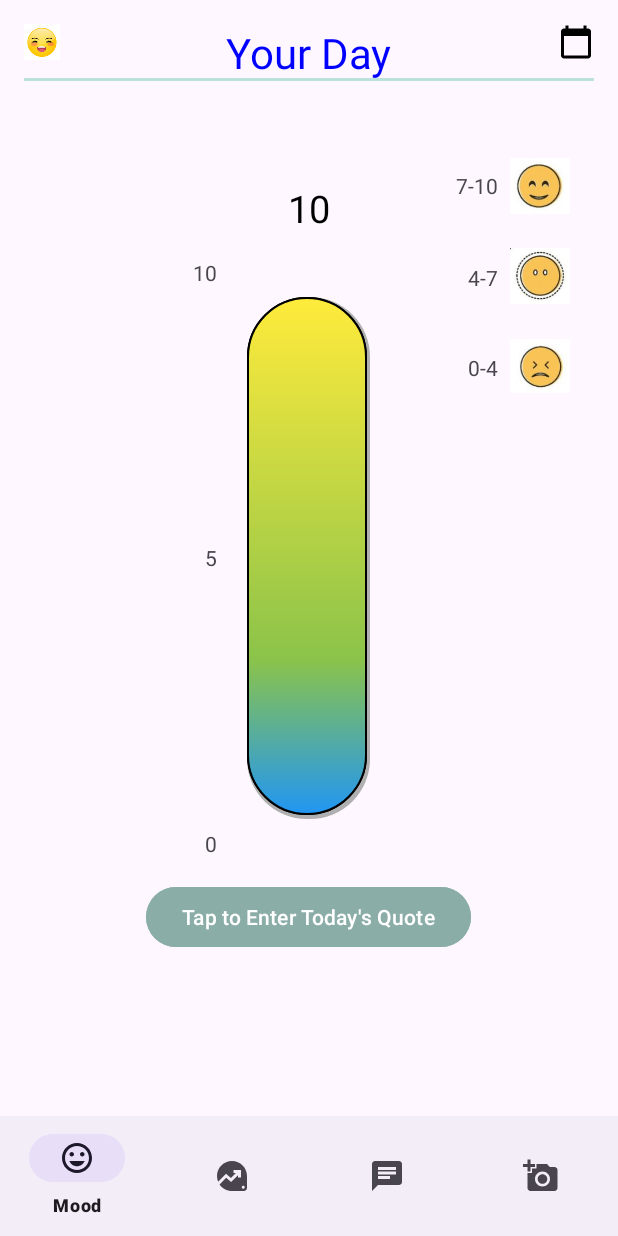
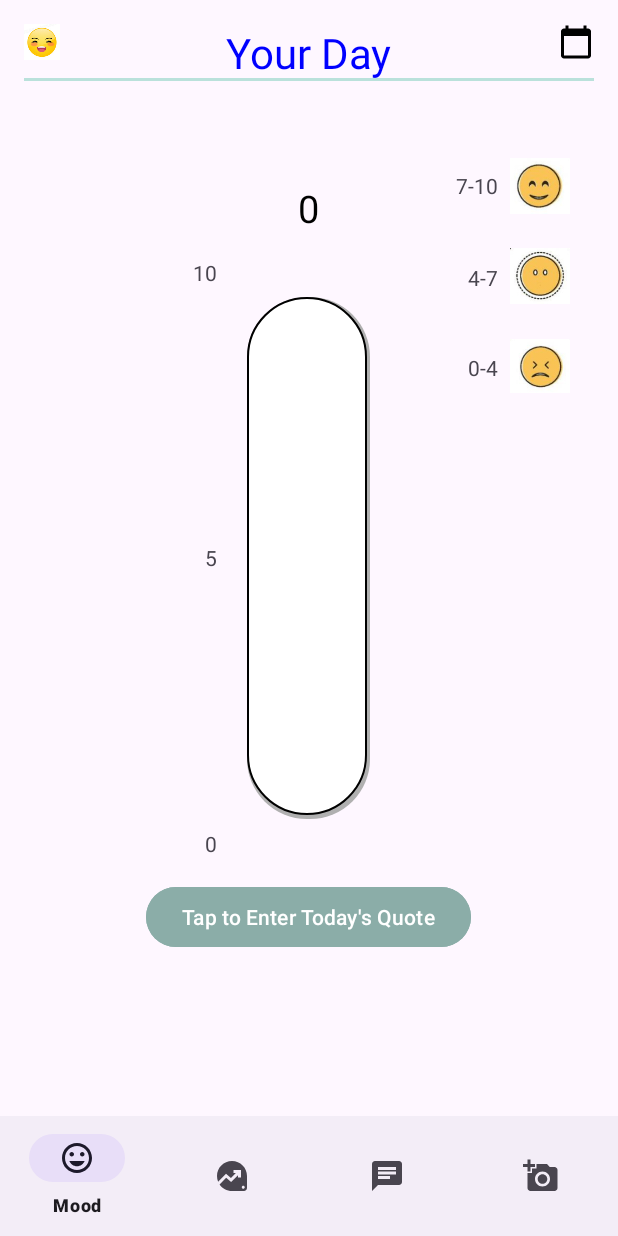
Before and after one commit to CS5520FeinbergFall2023/group-project-group-18, an Android app: the screen it shows after launch once a user with an empty profile is signed in (MainActivity), on a phone screen of 412 x 824 dp. Run offline under Robolectric (Android 15) with nearby library versions, the phone set to English and light mode, and no system bars; our stand-ins replace Firebase (no records; nobody signed in at launch, a user with empty details on screens opened directly).

Commit message:
set initial mood score as 0

```diff
--- a/app/src/main/java/edu/northeastern/finalproject/MoodFragment/AddMoodFragment.java
+++ b/app/src/main/java/edu/northeastern/finalproject/MoodFragment/AddMoodFragment.java
@@ -360,14 +360,14 @@ public class AddMoodFragment extends Fragment {
                         moodValueText.setText(String.valueOf(mood));
                     } else {
                         // Handle the case where mood is null or not present
-                        moodSeekBar.setProgress(10); // Default value
-                        moodValueText.setText("10");
+                        moodSeekBar.setProgress(0); // Default value
+                        moodValueText.setText("0");
                         Toast.makeText(getContext(),"You have not track your mood today~", Toast.LENGTH_LONG).show();
                     }
                 } else {
                     // Document does not exist
-                    moodSeekBar.setProgress(10); // Default value
-                    moodValueText.setText("10");
+                    moodSeekBar.setProgress(0); // Default value
+                    moodValueText.setText("0");
                 }
             } else {
                 // Handle the error
--- a/app/src/main/res/layout/fragment_mood.xml
+++ b/app/src/main/res/layout/fragment_mood.xml
@@ -78,7 +78,7 @@
         android:layout_marginTop="50dp"
         android:layout_marginBottom="50dp"
         android:max="10"
-        android:progress="10"
+        android:progress="0"
         android:progressDrawable="@drawable/custom_progress"
         android:rotation="270"
         android:thumb="@drawable/custom_thumb" />
```
